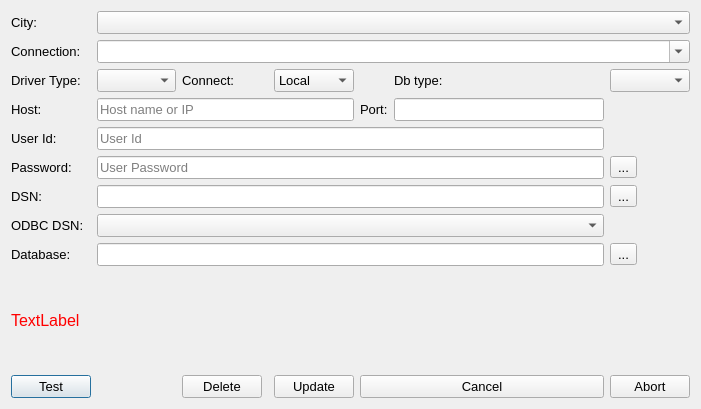
allenck/mapper, file mapper_app/ui/editconnectionsdlg.ui: the form before one commit.
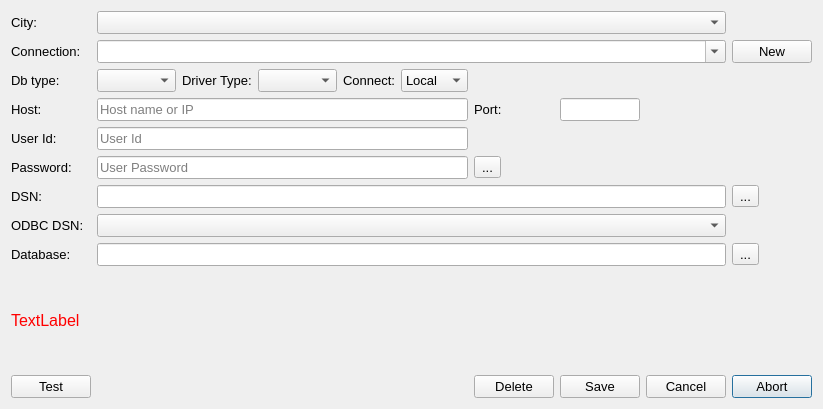
The form after the commit. Icons and pictures are not drawn.

```diff
--- a/mapper_app/ui/editconnectionsdlg.ui
+++ b/mapper_app/ui/editconnectionsdlg.ui
@@ -6,7 +6,7 @@
    <rect>
     <x>0</x>
     <y>0</y>
-    <width>701</width>
+    <width>819</width>
     <height>409</height>
    </rect>
   </property>
@@ -22,25 +22,100 @@
    <string>&lt;html&gt;&lt;head/&gt;&lt;body&gt;&lt;p&gt;Use this dialog to add connections to a database for aspecified city/location.&lt;/p&gt;&lt;/body&gt;&lt;/html&gt;</string>
   </property>
   <layout class="QGridLayout" name="gridLayout">
-   <item row="3" column="6">
-    <widget class="QLabel" name="label_8">
+   <item row="11" column="9">
+    <widget class="QPushButton" name="btnAbort">
      <property name="text">
-      <string>Db type:</string>
+      <string>Abort</string>
      </property>
     </widget>
    </item>
-   <item row="4" column="1" colspan="4">
-    <widget class="QLineEdit" name="txtHost">
-     <property name="toolTip">
-      <string>&lt;html&gt;&lt;head/&gt;&lt;body&gt;&lt;p&gt;Enter the host name or IP address of a remote remote server or &lt;span style=&quot; font-style:italic;&quot;&gt;localhost&lt;/span&gt; for a local server.&lt;/p&gt;&lt;/body&gt;&lt;/html&gt;</string>
+   <item row="0" column="0">
+    <widget class="QLabel" name="label_9">
+     <property name="text">
+      <string>City:</string>
+     </property>
+    </widget>
+   </item>
+   <item row="8" column="0">
+    <widget class="QLabel" name="label_12">
+     <property name="text">
+      <string>ODBC DSN:</string>
+     </property>
+    </widget>
+   </item>
+   <item row="5" column="1" colspan="5">
+    <widget class="QLineEdit" name="txtPWD">
+     <property name="echoMode">
+      <enum>QLineEdit::PasswordEchoOnEdit</enum>
      </property>
      <property name="placeholderText">
-      <string>Host name or IP</string>
+      <string>User Password</string>
      </property>
     </widget>
    </item>
-   <item row="3" column="4">
+   <item row="7" column="9">
+    <widget class="QToolButton" name="tbBrowse">
+     <property name="toolTip">
+      <string>&lt;html&gt;&lt;head/&gt;&lt;body&gt;&lt;p&gt;Click to open a dialog to select the name of a Sqlite database file.&lt;/p&gt;&lt;/body&gt;&lt;/html&gt;</string>
+     </property>
+     <property name="text">
+      <string>...</string>
+     </property>
+     <property name="icon">
+      <iconset resource="../Resources/mapper.qrc">
+       <normaloff>:/diropen.png</normaloff>:/diropen.png</iconset>
+     </property>
+    </widget>
+   </item>
+   <item row="5" column="0">
+    <widget class="QLabel" name="label_7">
+     <property name="text">
+      <string>Password:</string>
+     </property>
+    </widget>
+   </item>
+   <item row="3" column="7">
+    <widget class="QLineEdit" name="txtPort">
+     <property name="toolTip">
+      <string>&lt;html&gt;&lt;head/&gt;&lt;body&gt;&lt;p&gt;Change if the selected server uses a different port than the standard. &lt;/p&gt;&lt;/body&gt;&lt;/html&gt;</string>
+     </property>
+     <property name="inputMethodHints">
+      <set>Qt::ImhDigitsOnly</set>
+     </property>
+     <property name="maxLength">
+      <number>5</number>
+     </property>
+    </widget>
+   </item>
+   <item row="0" column="1" colspan="8">
+    <widget class="QComboBox" name="cbCities">
+     <property name="toolTip">
+      <string>&lt;html&gt;&lt;head/&gt;&lt;body&gt;&lt;p&gt;&lt;span style=&quot; font-weight:600;&quot;&gt;Select an existing city from the dropdown list.&lt;/span&gt;&lt;/p&gt;&lt;/body&gt;&lt;/html&gt;</string>
+     </property>
+     <property name="editable">
+      <bool>false</bool>
+     </property>
+    </widget>
+   </item>
+   <item row="1" column="0">
+    <widget class="QLabel" name="label">
+     <property name="text">
+      <string>Connection:</string>
+     </property>
+    </widget>
+   </item>
+   <item row="11" column="8">
+    <widget class="QPushButton" name="btnCancel">
+     <property name="text">
+      <string>Cancel</string>
+     </property>
+    </widget>
+   </item>
+   <item row="2" column="5">
     <widget class="QComboBox" name="cbConnect">
+     <property name="toolTip">
+      <string>&lt;html&gt;&lt;head/&gt;&lt;body&gt;&lt;p&gt;Select connection type: &lt;span style=&quot; font-weight:600;&quot;&gt; Local&lt;/span&gt; SQLite only.&lt;/p&gt;&lt;p&gt;&lt;span style=&quot; font-weight:600;&quot;&gt;Direct&lt;/span&gt; MySql client connection&lt;/p&gt;&lt;p&gt;&lt;span style=&quot; font-weight:600;&quot;&gt;ODBC &lt;/span&gt;MySql or MsSql OBDC connection&lt;/p&gt;&lt;/body&gt;&lt;/html&gt;</string>
+     </property>
      <item>
       <property name="text">
        <string>Local</string>
@@ -58,10 +133,24 @@
      </item>
     </widget>
    </item>
-   <item row="7" column="0">
-    <widget class="QLabel" name="label_2">
+   <item row="11" column="6">
+    <widget class="QPushButton" name="btnDelete">
      <property name="text">
-      <string>DSN:</string>
+      <string>Delete</string>
+     </property>
+    </widget>
+   </item>
+   <item row="9" column="0">
+    <widget class="QLabel" name="label_10">
+     <property name="text">
+      <string>Database:</string>
+     </property>
+    </widget>
+   </item>
+   <item row="11" column="7">
+    <widget class="QPushButton" name="btnSave">
+     <property name="text">
+      <string>Save</string>
      </property>
     </widget>
    </item>
@@ -75,65 +164,99 @@
      </property>
     </widget>
    </item>
-   <item row="3" column="7">
-    <widget class="QComboBox" name="cbDbType"/>
-   </item>
-   <item row="11" column="5" colspan="2">
-    <widget class="QPushButton" name="btnCancel">
-     <property name="text">
-      <string>Cancel</string>
-     </property>
-    </widget>
-   </item>
-   <item row="11" column="7">
-    <widget class="QPushButton" name="btnAbort">
-     <property name="text">
-      <string>Abort</string>
-     </property>
-    </widget>
+   <item row="8" column="1" colspan="8">
+    <widget class="QComboBox" name="cbODBCDsn"/>
    </item>
    <item row="4" column="0">
-    <widget class="QLabel" name="label_4">
+    <widget class="QLabel" name="label_6">
      <property name="text">
-      <string>Host:</string>
+      <string>User Id:</string>
      </property>
     </widget>
    </item>
-   <item row="9" column="1" colspan="6">
-    <widget class="QLineEdit" name="txtUseDatabase">
-     <property name="toolTip">
-      <string>&lt;html&gt;&lt;head/&gt;&lt;body&gt;&lt;p&gt;Enter the name of the database that this connection will use. If the name entered does not exits, you will be asked whether you  wish to create it.&lt;/p&gt;&lt;/body&gt;&lt;/html&gt;</string>
-     </property>
-    </widget>
-   </item>
-   <item row="0" column="1" colspan="7">
-    <widget class="QComboBox" name="cbCities">
-     <property name="toolTip">
-      <string>&lt;html&gt;&lt;head/&gt;&lt;body&gt;&lt;p&gt;&lt;span style=&quot; font-weight:600;&quot;&gt;Select an existing city from the dropdown list.&lt;/span&gt;&lt;/p&gt;&lt;/body&gt;&lt;/html&gt;</string>
-     </property>
-     <property name="editable">
-      <bool>false</bool>
-     </property>
-    </widget>
-   </item>
-   <item row="9" column="7">
-    <widget class="QToolButton" name="tbReload">
-     <property name="toolTip">
-      <string>&lt;html&gt;&lt;head/&gt;&lt;body&gt;&lt;p&gt;refresh list of known databases.&lt;/p&gt;&lt;/body&gt;&lt;/html&gt;</string>
-     </property>
+   <item row="5" column="6">
+    <widget class="QToolButton" name="tbView">
      <property name="text">
       <string>...</string>
      </property>
-     <property name="icon">
-      <iconset resource="../Resources/mapper.qrc">
-       <normaloff>:/reload.png</normaloff>:/reload.png</iconset>
+     <property name="checkable">
+      <bool>true</bool>
      </property>
-     <property name="toolButtonStyle">
-      <enum>Qt::ToolButtonIconOnly</enum>
+    </widget>
+   </item>
+   <item row="7" column="1" colspan="8">
+    <widget class="QLineEdit" name="txtDbOrDSN">
+     <property name="toolTip">
+      <string>&lt;html&gt;&lt;head/&gt;&lt;body&gt;&lt;p&gt;Depending on which SQL database program you are using, this should be the filename of the file containing the data or a schema name. For SQLITE databases this will be a .sqlite3 file. &lt;/p&gt;&lt;/body&gt;&lt;/html&gt;</string>
      </property>
     </widget>
    </item>
-   <item row="10" column="0" colspan="8">
+   <item row="4" column="1" colspan="5">
+    <widget class="QLineEdit" name="txtUserId">
+     <property name="placeholderText">
+      <string>User Id</string>
+     </property>
+    </widget>
+   </item>
+   <item row="7" column="0">
+    <widget class="QLabel" name="label_2">
+     <property name="text">
+      <string>DSN:</string>
+     </property>
+    </widget>
+   </item>
+   <item row="3" column="6">
+    <widget class="QLabel" name="label_5">
+     <property name="text">
+      <string>Port:</string>
+     </property>
+    </widget>
+   </item>
+   <item row="1" column="9">
+    <widget class="QPushButton" name="btnNew">
+     <property name="toolTip">
+      <string>&lt;html&gt;&lt;head/&gt;&lt;body&gt;&lt;p&gt;Click on this button to create a new connection. Then update the connection name which should be unique for this city.&lt;/p&gt;&lt;/body&gt;&lt;/html&gt;</string>
+     </property>
+     <property name="text">
+      <string>New</string>
+     </property>
+    </widget>
+   </item>
+   <item row="3" column="1" colspan="5">
+    <widget class="QLineEdit" name="txtHost">
+     <property name="toolTip">
+      <string>&lt;html&gt;&lt;head/&gt;&lt;body&gt;&lt;p&gt;Enter the host name or IP address of a remote remote server or &lt;span style=&quot; font-style:italic;&quot;&gt;localhost&lt;/span&gt; for a local server.&lt;/p&gt;&lt;/body&gt;&lt;/html&gt;</string>
+     </property>
+     <property name="placeholderText">
+      <string>Host name or IP</string>
+     </property>
+    </widget>
+   </item>
+   <item row="2" column="4">
+    <widget class="QLabel" name="label_11">
+     <property name="text">
+      <string>Connect:</string>
+     </property>
+    </widget>
+   </item>
+   <item row="2" column="2">
+    <widget class="QLabel" name="label_3">
+     <property name="text">
+      <string>Driver Type:</string>
+     </property>
+    </widget>
+   </item>
+   <item row="1" column="1" colspan="8">
+    <widget class="QComboBox" name="cbConnections">
+     <property name="toolTip">
+      <string>&lt;html&gt;&lt;head/&gt;&lt;body&gt;&lt;p&gt;Select an existing connection from the dropdown list or enter a new unique name to create a new connection.&lt;/p&gt;&lt;p&gt;Connection names should be unique for a city. It is recommended that it contain the database type and connection type, eg. &amp;quot;MsSql ODBC connection&amp;quot;&lt;/p&gt;&lt;/body&gt;&lt;/html&gt;</string>
+     </property>
+     <property name="editable">
+      <bool>true</bool>
+     </property>
+    </widget>
+   </item>
+   <item row="10" column="0" colspan="10">
     <widget class="QLabel" name="lblHelp">
      <property name="palette">
       <palette>
@@ -185,164 +308,58 @@
      </property>
     </widget>
    </item>
-   <item row="9" column="0">
-    <widget class="QLabel" name="label_10">
-     <property name="text">
-      <string>Database:</string>
-     </property>
-    </widget>
-   </item>
-   <item row="4" column="6">
-    <widget class="QLineEdit" name="txtPort">
-     <property name="toolTip">
-      <string>&lt;html&gt;&lt;head/&gt;&lt;body&gt;&lt;p&gt;Change if the selected server uses a different port than the standard. &lt;/p&gt;&lt;/body&gt;&lt;/html&gt;</string>
-     </property>
-     <property name="inputMethodHints">
-      <set>Qt::ImhDigitsOnly</set>
-     </property>
-     <property name="maxLength">
-      <number>5</number>
-     </property>
-    </widget>
-   </item>
-   <item row="3" column="2">
-    <widget class="QLabel" name="label_11">
-     <property name="text">
-      <string>Connect:</string>
-     </property>
-    </widget>
-   </item>
-   <item row="1" column="0">
-    <widget class="QLabel" name="label">
-     <property name="text">
-      <string>Connection:</string>
-     </property>
-    </widget>
-   </item>
-   <item row="5" column="1" colspan="6">
-    <widget class="QLineEdit" name="txtUserId">
-     <property name="placeholderText">
-      <string>User Id</string>
-     </property>
-    </widget>
-   </item>
-   <item row="6" column="7">
-    <widget class="QToolButton" name="tbView">
-     <property name="text">
-      <string>...</string>
-     </property>
-     <property name="checkable">
-      <bool>true</bool>
-     </property>
-    </widget>
-   </item>
-   <item row="7" column="1" colspan="6">
-    <widget class="QLineEdit" name="txtDbOrDSN">
-     <property name="toolTip">
-      <string>&lt;html&gt;&lt;head/&gt;&lt;body&gt;&lt;p&gt;Depending on which SQL database program you are using, this should be the filename of the file containing the data or a schema name. For SQLITE databases this will be a .sqlite3 file. &lt;/p&gt;&lt;/body&gt;&lt;/html&gt;</string>
-     </property>
-    </widget>
-   </item>
-   <item row="5" column="0">
-    <widget class="QLabel" name="label_6">
-     <property name="text">
-      <string>User Id:</string>
-     </property>
-    </widget>
-   </item>
-   <item row="4" column="5">
-    <widget class="QLabel" name="label_5">
-     <property name="text">
-      <string>Port:</string>
-     </property>
-    </widget>
-   </item>
-   <item row="11" column="2">
-    <widget class="QPushButton" name="btnDelete">
-     <property name="text">
-      <string>Delete</string>
-     </property>
-    </widget>
-   </item>
-   <item row="0" column="0">
-    <widget class="QLabel" name="label_9">
-     <property name="text">
-      <string>City:</string>
-     </property>
-    </widget>
-   </item>
-   <item row="6" column="1" colspan="6">
-    <widget class="QLineEdit" name="txtPWD">
-     <property name="echoMode">
-      <enum>QLineEdit::PasswordEchoOnEdit</enum>
-     </property>
-     <property name="placeholderText">
-      <string>User Password</string>
-     </property>
-    </widget>
-   </item>
-   <item row="7" column="7">
-    <widget class="QToolButton" name="tbBrowse">
-     <property name="toolTip">
-      <string>&lt;html&gt;&lt;head/&gt;&lt;body&gt;&lt;p&gt;Click to open a dialog to select the name of a Sqlite database file.&lt;/p&gt;&lt;/body&gt;&lt;/html&gt;</string>
-     </property>
-     <property name="text">
-      <string>...</string>
-     </property>
-     <property name="icon">
-      <iconset resource="../Resources/mapper.qrc">
-       <normaloff>:/diropen.png</normaloff>:/diropen.png</iconset>
-     </property>
-    </widget>
-   </item>
-   <item row="1" column="1" colspan="7">
-    <widget class="QComboBox" name="cbConnections">
-     <property name="toolTip">
-      <string>&lt;html&gt;&lt;head/&gt;&lt;body&gt;&lt;p&gt;Select an existing connection from the dropdown list or enter a new unique name to create a new connection.&lt;/p&gt;&lt;p&gt;Connection names should be unique for a city. It is recommended that it contain the database type and connection type, eg. &amp;quot;MsSql ODBC connection&amp;quot;&lt;/p&gt;&lt;/body&gt;&lt;/html&gt;</string>
-     </property>
-     <property name="editable">
-      <bool>true</bool>
-     </property>
-    </widget>
-   </item>
-   <item row="6" column="0">
-    <widget class="QLabel" name="label_7">
-     <property name="text">
-      <string>Password:</string>
-     </property>
-    </widget>
-   </item>
    <item row="3" column="0">
-    <widget class="QLabel" name="label_3">
+    <widget class="QLabel" name="label_4">
      <property name="text">
-      <string>Driver Type:</string>
+      <string>Host:</string>
      </property>
     </widget>
    </item>
-   <item row="3" column="1">
+   <item row="2" column="1">
+    <widget class="QComboBox" name="cbDbType">
+     <property name="toolTip">
+      <string>&lt;html&gt;&lt;head/&gt;&lt;body&gt;&lt;p&gt;Select the type of database: &lt;span style=&quot; font-weight:600;&quot;&gt;SQLite, MySql or MsSql(SQL Server)&lt;/span&gt;&lt;/p&gt;&lt;/body&gt;&lt;/html&gt;</string>
+     </property>
+    </widget>
+   </item>
+   <item row="9" column="9">
+    <widget class="QToolButton" name="tbReload">
+     <property name="toolTip">
+      <string>&lt;html&gt;&lt;head/&gt;&lt;body&gt;&lt;p&gt;refresh list of known databases.&lt;/p&gt;&lt;/body&gt;&lt;/html&gt;</string>
+     </property>
+     <property name="text">
+      <string>...</string>
+     </property>
+     <property name="icon">
+      <iconset resource="../Resources/mapper.qrc">
+       <normaloff>:/reload.png</normaloff>:/reload.png</iconset>
+     </property>
+     <property name="toolButtonStyle">
+      <enum>Qt::ToolButtonIconOnly</enum>
+     </property>
+    </widget>
+   </item>
+   <item row="2" column="0">
+    <widget class="QLabel" name="label_8">
+     <property name="text">
+      <string>Db type:</string>
+     </property>
+    </widget>
+   </item>
+   <item row="9" column="1" colspan="8">
+    <widget class="QLineEdit" name="txtUseDatabase">
+     <property name="toolTip">
+      <string>&lt;html&gt;&lt;head/&gt;&lt;body&gt;&lt;p&gt;Enter the name of the database that this connection will use. If the name entered does not exits, you will be asked whether you  wish to create it.&lt;/p&gt;&lt;/body&gt;&lt;/html&gt;</string>
+     </property>
+    </widget>
+   </item>
+   <item row="2" column="3">
     <widget class="QComboBox" name="cbDriverType">
      <property name="toolTip">
       <string>&lt;html&gt;&lt;head/&gt;&lt;body&gt;&lt;p&gt;Select which driver type to use for the desired database type.&lt;/p&gt;&lt;/body&gt;&lt;/html&gt;</string>
      </property>
     </widget>
    </item>
-   <item row="11" column="4">
-    <widget class="QPushButton" name="btnOK">
-     <property name="text">
-      <string>Update</string>
-     </property>
-    </widget>
-   </item>
-   <item row="8" column="0">
-    <widget class="QLabel" name="label_12">
-     <property name="text">
-      <string>ODBC DSN:</string>
-     </property>
-    </widget>
-   </item>
-   <item row="8" column="1" colspan="6">
-    <widget class="QComboBox" name="cbODBCDsn"/>
-   </item>
   </layout>
  </widget>
  <tabstops>
```
Left out of the diff: 1 changed line with no effect on the pictures.
